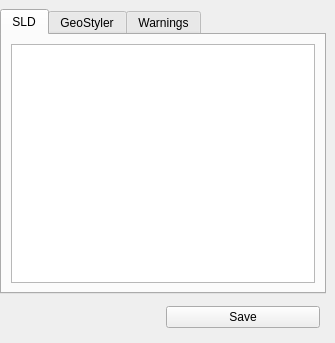
Qt form styleviewerwidget.ui (pietrolabacm/babel_styler) before a commit.
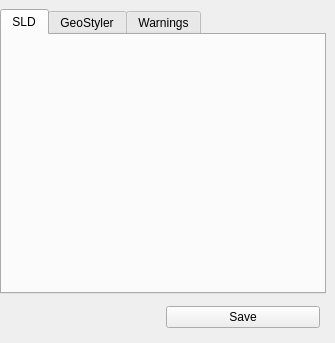
The same form after that commit. Custom widgets are drawn as their Qt base class.

Commit message: Implemented QScintilla text display

Diff of the .ui file:
```diff
--- a/styleviewerwidget.ui
+++ b/styleviewerwidget.ui
@@ -65,17 +65,7 @@
          <number>9</number>
         </property>
         <item>
-         <widget class="QTextEdit" name="widgetSld">
-          <property name="lineWrapMode">
-           <enum>QTextEdit::NoWrap</enum>
-          </property>
-          <property name="readOnly">
-           <bool>true</bool>
-          </property>
-          <property name="placeholderText">
-           <string/>
-          </property>
-         </widget>
+         <widget class="QWidget" name="widgetSld" native="true"/>
         </item>
        </layout>
       </widget>
```
Left out of the diff: 6 changed lines with no effect on the pictures. The commit also changes 1 other file.
